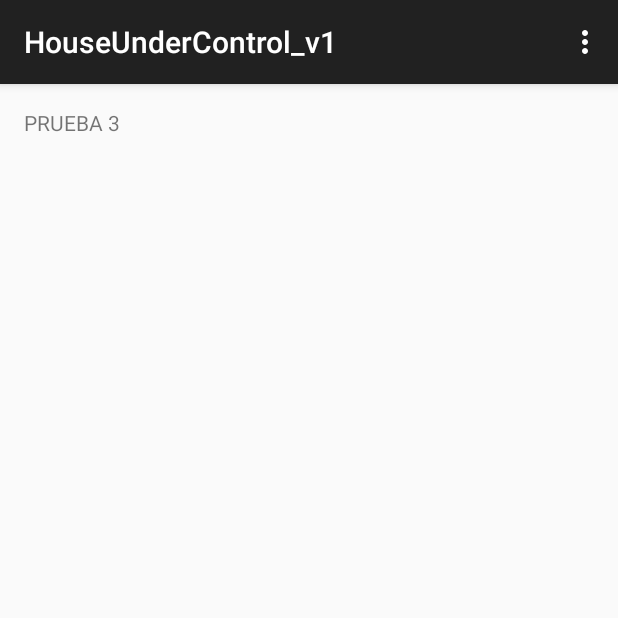
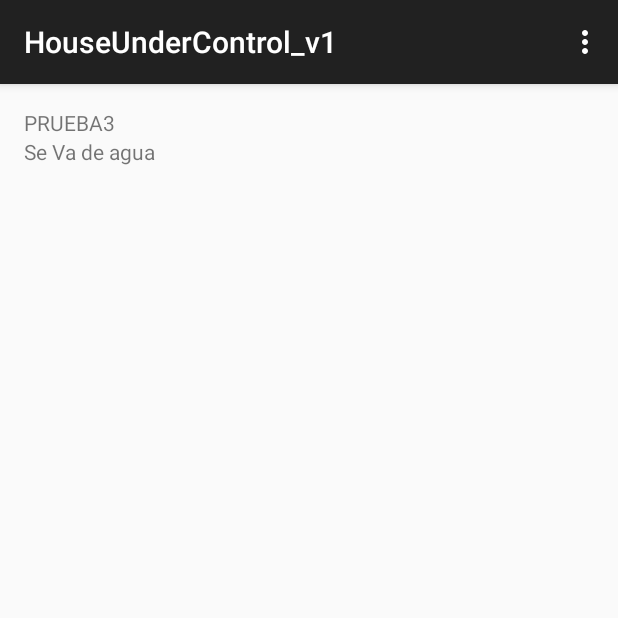
Before and after one commit to renegal8/HouseUnderControl_v1, an Android app: the screen it shows after launch (MainActivity), on a phone screen of 412 x 824 dp, the top half of it. Run offline under Robolectric (Android 15) with nearby library versions, the phone set to English and light mode, and no system bars.

Commit message:
Se va de agua 2
mega

```diff
--- a/app/src/main/res/layout/activity_main.xml
+++ b/app/src/main/res/layout/activity_main.xml
@@ -1,12 +1,22 @@
-<RelativeLayout xmlns:android="http://schemas.android.com/apk/res/android"
+<LinearLayout xmlns:android="http://schemas.android.com/apk/res/android"
     xmlns:tools="http://schemas.android.com/tools" android:layout_width="match_parent"
     android:layout_height="match_parent" android:paddingLeft="@dimen/activity_horizontal_margin"
     android:paddingRight="@dimen/activity_horizontal_margin"
     android:paddingTop="@dimen/activity_vertical_margin"
+    android:orientation="vertical"
     android:paddingBottom="@dimen/activity_vertical_margin" tools:context=".MainActivity">
 
     <TextView android:text="@string/hello_world" android:layout_width="wrap_content"
         android:layout_height="wrap_content"
         android:id="@+id/textView" />
 
-</RelativeLayout>
+    <TextView
+        android:layout_width="wrap_content"
+        android:layout_height="wrap_content"
+        android:text="Se Va de agua"
+        android:id="@+id/textView2"
+        android:layout_alignTop="@+id/textView"
+        android:layout_alignParentLeft="true"
+        android:layout_alignParentStart="true" />
+
+</LinearLayout>
--- a/app/src/main/res/values/strings.xml
+++ b/app/src/main/res/values/strings.xml
@@ -1,6 +1,8 @@
 <resources>
     <string name="app_name">HouseUnderControl_v1</string>
 
-    <string name="hello_world">PRUEBA 3</string>
+=======
+    <string name="hello_world">PRUEBA3</string>
+>>>>>>> Stashed changes
     <string name="action_settings">Settings</string>
 </resources>
```
Also changed, not shown: 1 other file.
